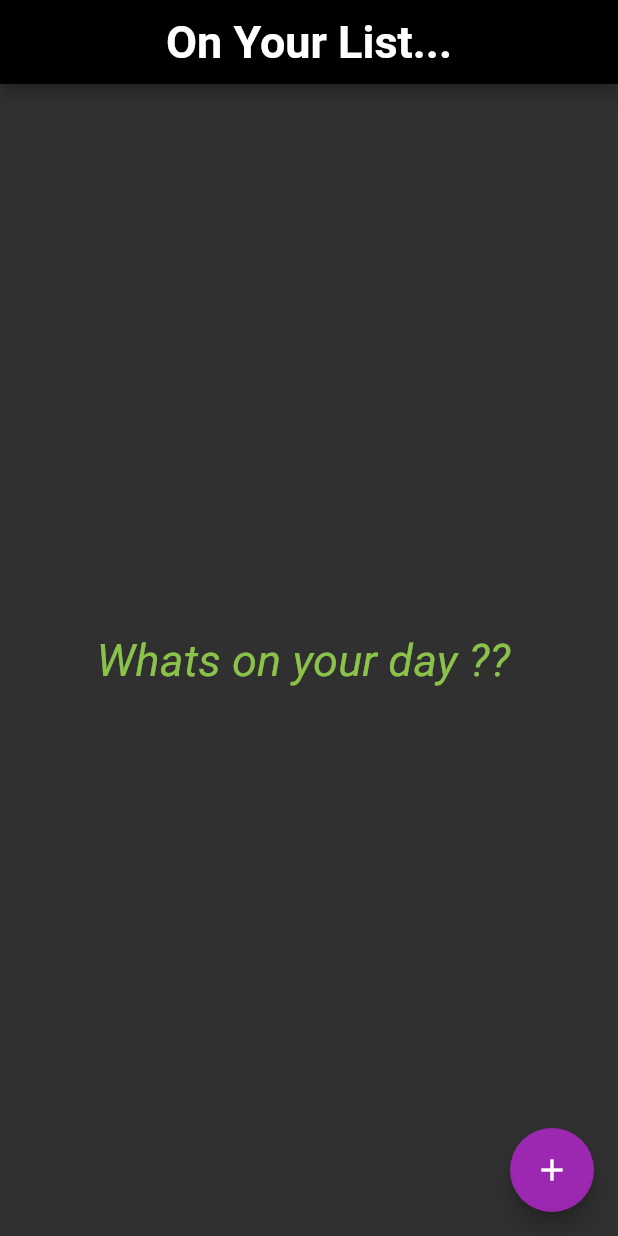
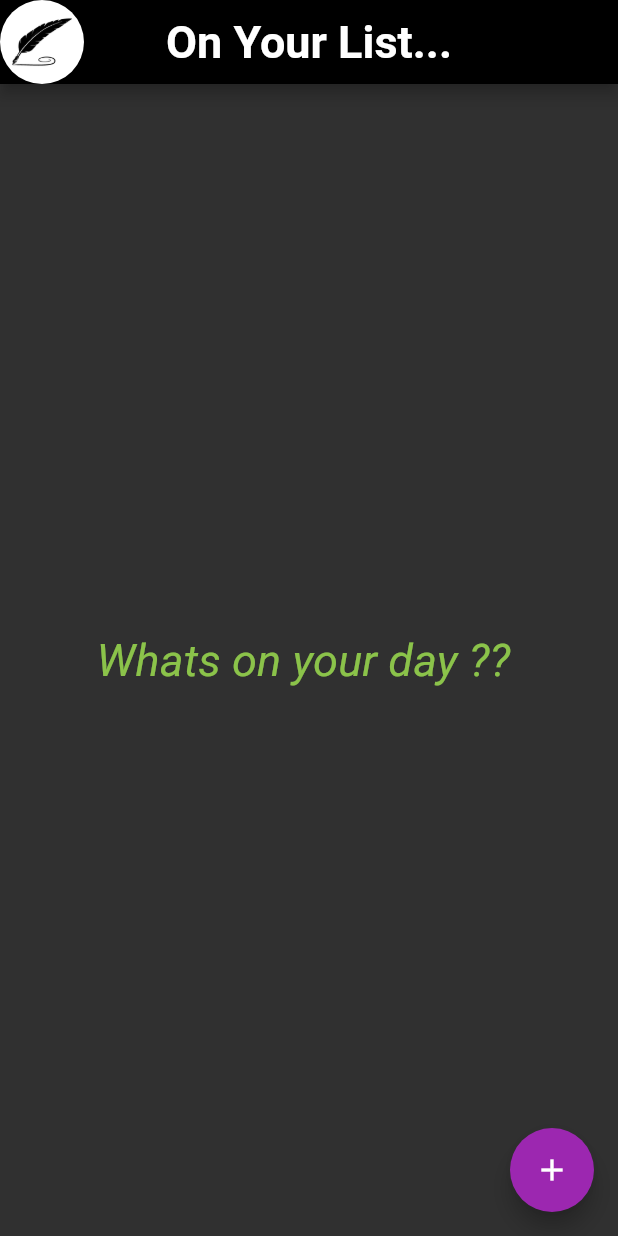
Before and after one commit to Varija-Doshi/Todo_App, a Flutter app: the screen it shows after launch, on a phone screen of 412 x 824 dp. Run offline on Flutter 3.47's test engine with Material 2 defaults, Android fonts, the phone set to English and light mode, and no system bars; our stand-ins replace flutter_slidable, sqflite; accounts and stored records are empty; Roboto replaces fonts that are missing (Raleway).

Commit message:
fixed home page error

```diff
--- a/lib/ui/Todo_ui.dart
+++ b/lib/ui/Todo_ui.dart
@@ -247,6 +247,15 @@ class _TodoState extends State<TodoUi> {
                 ),
                 backgroundColor: Colors.black,
                 centerTitle: true,
+                leading: CircleAvatar(
+                  radius: 5.0,
+                  backgroundColor: Colors.white,
+                  child: Image.asset(
+                    "assets/logo.png",
+                    height: 70.0,
+                    width: 70.0,
+                  ),
+                ),
               ),
               floatingActionButton: FloatingActionButton(
                 onPressed: showAlertDialog,
```
